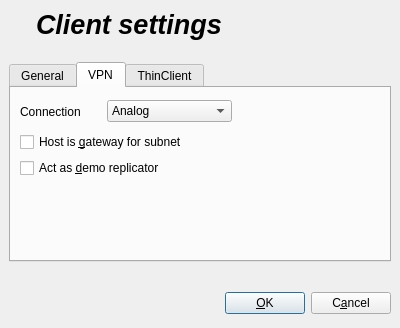
Before: the Qt Designer form ima/dialogs/client_settings.ui in veyon/veyon, drawn with Qt 5.
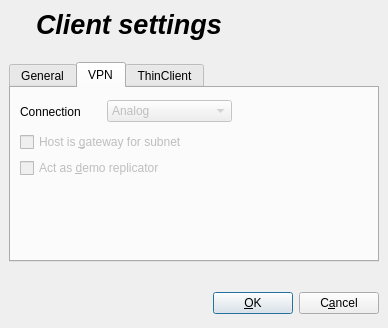
After: the same form once the commit is applied. The open tabs and pages were chosen to show the change. Icons and pictures are not drawn.

```diff
--- a/ima/dialogs/client_settings.ui
+++ b/ima/dialogs/client_settings.ui
@@ -6,7 +6,7 @@
    <rect>
     <x>0</x>
     <y>0</y>
-    <width>400</width>
+    <width>388</width>
     <height>328</height>
    </rect>
   </property>
@@ -326,6 +326,9 @@
            </item>
            <item>
             <widget class="QComboBox" name="connectionComboBox" >
+             <property name="enabled" >
+              <bool>false</bool>
+             </property>
              <property name="sizePolicy" >
               <sizepolicy>
                <hsizetype>5</hsizetype>
@@ -416,6 +419,9 @@
          </item>
          <item>
           <widget class="QCheckBox" name="hostIsGateway" >
+           <property name="enabled" >
+            <bool>false</bool>
+           </property>
            <property name="toolTip" >
             <string>&lt;html>&lt;head>&lt;meta name="qrichtext" content="1" />&lt;/head>&lt;body style=" white-space: pre-wrap; font-family:Sans Serif; font-size:9pt; font-weight:400; font-style:normal; text-decoration:none;">&lt;p style=" margin-top:0px; margin-bottom:0px; margin-left:0px; margin-right:0px; -qt-block-indent:0; text-indent:0px;">Check if the host is the gateway for the subnet.&lt;/p>&lt;/body>&lt;/html></string>
            </property>
@@ -426,6 +432,9 @@
          </item>
          <item>
           <widget class="QCheckBox" name="actAsDemoReplicator" >
+           <property name="enabled" >
+            <bool>false</bool>
+           </property>
            <property name="toolTip" >
             <string>&lt;html>&lt;head>&lt;meta name="qrichtext" content="1" />&lt;/head>&lt;body style=" white-space: pre-wrap; font-family:Sans Serif; font-size:9pt; font-weight:400; font-style:normal; text-decoration:none;">&lt;p style=" margin-top:0px; margin-bottom:0px; margin-left:0px; margin-right:0px; -qt-block-indent:0; text-indent:0px;">Activate this option for at least one host in a subnet.&lt;/p>&lt;/body>&lt;/html></string>
            </property>
```
Left out of the diff: 3 changed lines with no effect on the pictures.
